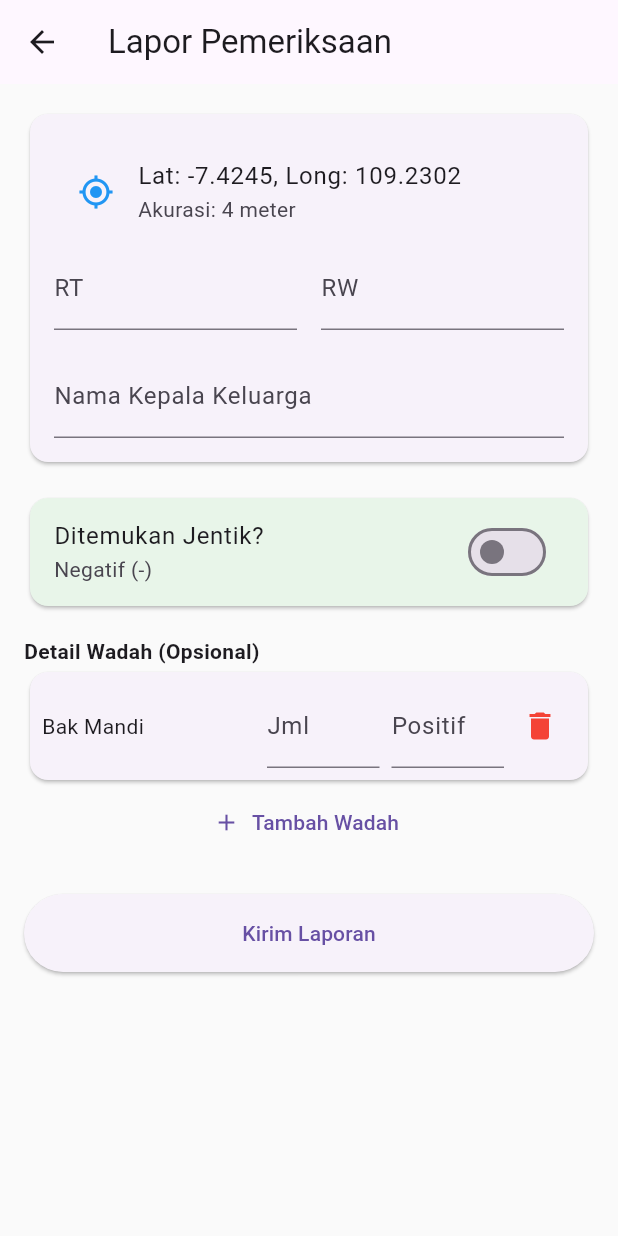
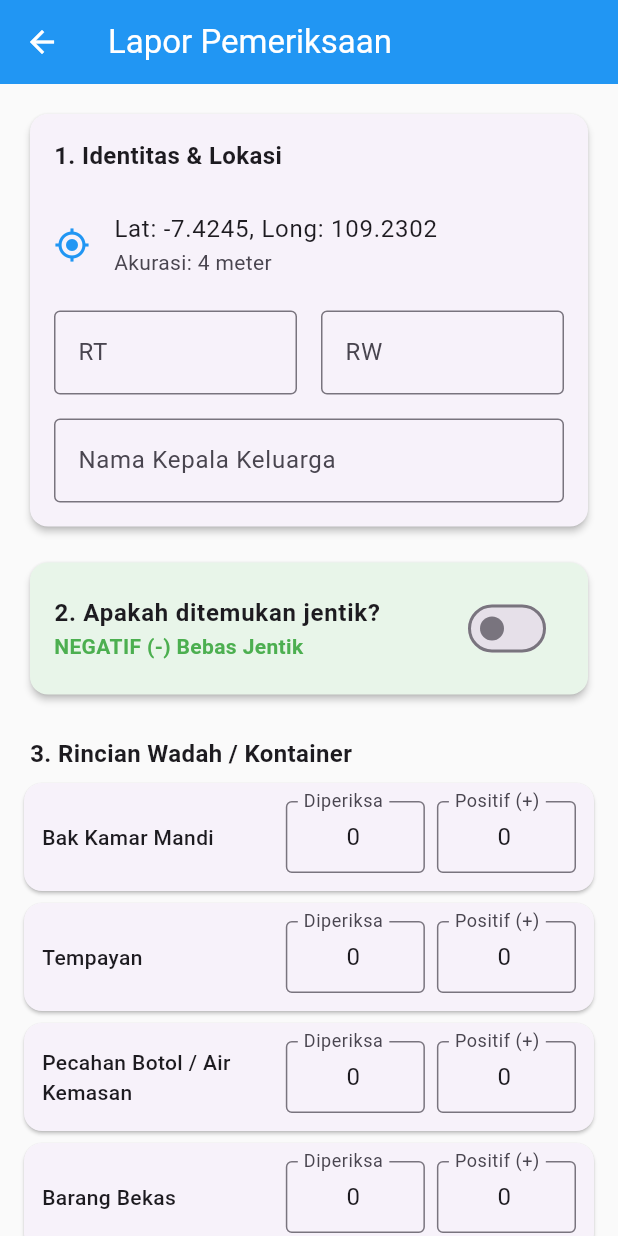
Before and after one commit to ipincamp/radar-jentik-app, a Flutter app: the EntryFormPage screen opened directly, on a phone screen of 412 x 824 dp. Run offline on Flutter 3.47's test engine with Material 3 defaults, Android fonts, the phone set to English and light mode, and no system bars; our stand-ins replace flutter_map, geolocator, image_picker, latlong2.

Commit message:
feat: Revamp EntryFormPage with structured layout, dynamic container handling, and submission functionality

```diff
--- a/lib/features/cadre/presentation/pages/entry_form_page.dart
+++ b/lib/features/cadre/presentation/pages/entry_form_page.dart
@@ -1,4 +1,17 @@
 import 'package:flutter/material.dart';
+
+// Model sederhana untuk mengelola *state* setiap wadah
+class ContainerItem {
+  final String name;
+  final TextEditingController inspectedCtrl;
+  final TextEditingController positiveCtrl;
+
+  ContainerItem(this.name)
+    // Nilai awal di-set '0' agar kader tidak perlu repot mengetik 0
+    // untuk wadah yang memang tidak ada di rumah tersebut.
+    : inspectedCtrl = TextEditingController(text: '0'),
+      positiveCtrl = TextEditingController(text: '0');
+}
 
 class EntryFormPage extends StatefulWidget {
   const EntryFormPage({Key? key}) : super(key: key);
@@ -8,48 +21,99 @@ class EntryFormPage extends StatefulWidget {
 }
 
 class _EntryFormPageState extends State<EntryFormPage> {
+  // Status Jentik Utama
   bool isPositive = false;
+
+  // Daftar statis parameter wadah sesuai formulir rekapitulasi PSN
+  final List<ContainerItem> containers = [
+    ContainerItem('Bak Kamar Mandi'),
+    ContainerItem('Tempayan'),
+    ContainerItem('Pecahan Botol / Air Kemasan'),
+    ContainerItem('Barang Bekas'),
+    ContainerItem('Kulkas / Dispenser'),
+    ContainerItem('Tandon Air'),
+    ContainerItem('Vas Bunga'),
+    ContainerItem('Pot Bunga'),
+    ContainerItem('Lain-lain'),
+  ];
+
+  @override
+  void dispose() {
+    // Pastikan untuk membersihkan controller saat halaman ditutup untuk mencegah memory leak
+    for (var c in containers) {
+      c.inspectedCtrl.dispose();
+      c.positiveCtrl.dispose();
+    }
+    super.dispose();
+  }
 
   @override
   Widget build(BuildContext context) {
     return Scaffold(
-      appBar: AppBar(title: const Text('Lapor Pemeriksaan')),
-      body: ListView(
+      appBar: AppBar(
+        title: const Text('Lapor Pemeriksaan'),
+        backgroundColor: Colors.blue,
+        foregroundColor: Colors.white,
+      ),
+      body: Form(
+        child: ListView(
           padding: const EdgeInsets.all(16.0),
           children: [
-          // Section 1: Lokasi
-          const Card(
+            // ==========================================
+            // BAGIAN 1: IDENTITAS & LOKASI
+            // ==========================================
+            Card(
+              elevation: 2,
               child: Padding(
-              padding: EdgeInsets.all(16.0),
+                padding: const EdgeInsets.all(16.0),
                 child: Column(
+                  crossAxisAlignment: CrossAxisAlignment.start,
                   children: [
-                  ListTile(
+                    const Text(
+                      '1. Identitas & Lokasi',
+                      style: TextStyle(
+                        fontWeight: FontWeight.bold,
+                        fontSize: 16,
+                      ),
+                    ),
+                    const SizedBox(height: 12),
+                    const ListTile(
+                      contentPadding: EdgeInsets.zero,
                       leading: Icon(Icons.gps_fixed, color: Colors.blue),
-                    title: Text(
-                      'Lat: -7.4245, Long: 109.2302',
-                    ), // Dummy GPS Purwokerto
+                      title: Text('Lat: -7.4245, Long: 109.2302'), // Dummy GPS
                       subtitle: Text('Akurasi: 4 meter'),
                     ),
+                    const SizedBox(height: 8),
                     Row(
                       children: [
                         Expanded(
-                        child: TextField(
-                          decoration: InputDecoration(labelText: 'RT'),
+                          child: TextFormField(
+                            decoration: const InputDecoration(
+                              labelText: 'RT',
+                              border: OutlineInputBorder(),
+                            ),
+                            keyboardType: TextInputType.number,
                           ),
                         ),
-                      SizedBox(width: 16),
+                        const SizedBox(width: 16),
                         Expanded(
-                        child: TextField(
-                          decoration: InputDecoration(labelText: 'RW'),
+                          child: TextFormField(
+                            decoration: const InputDecoration(
+                              labelText: 'RW',
+                              border: OutlineInputBorder(),
+                            ),
+                            keyboardType: TextInputType.number,
                           ),
                         ),
                       ],
                     ),
-                  SizedBox(height: 16),
-                  TextField(
-                    decoration: InputDecoration(
+                    const SizedBox(height: 16),
+                    TextFormField(
+                      decoration: const InputDecoration(
                         labelText: 'Nama Kepala Keluarga',
+                        border: OutlineInputBorder(),
                       ),
+                      textCapitalization: TextCapitalization.words,
                     ),
                   ],
                 ),
@@ -57,65 +121,138 @@ class _EntryFormPageState extends State<EntryFormPage> {
             ),
             const SizedBox(height: 16),
 
-          // Section 2: Status Utama (Z value IDW)
+            // ==========================================
+            // BAGIAN 2: STATUS JENTIK UTAMA (NILAI Z)
+            // ==========================================
             Card(
+              elevation: 2,
               color: isPositive ? Colors.red.shade50 : Colors.green.shade50,
+              child: Padding(
+                padding: const EdgeInsets.symmetric(vertical: 8.0),
                 child: SwitchListTile(
-              title: const Text('Ditemukan Jentik?'),
-              subtitle: Text(isPositive ? 'Positif (+)' : 'Negatif (-)'),
+                  title: const Text(
+                    '2. Apakah ditemukan jentik?',
+                    style: TextStyle(fontWeight: FontWeight.bold),
+                  ),
+                  subtitle: Text(
+                    isPositive
+                        ? 'POSITIF (+) Terdapat Jentik'
+                        : 'NEGATIF (-) Bebas Jentik',
+                    style: TextStyle(
+                      color: isPositive ? Colors.red : Colors.green,
+                      fontWeight: FontWeight.bold,
+                    ),
+                  ),
                   value: isPositive,
+                  activeColor: Colors.red,
                   onChanged: (val) => setState(() => isPositive = val),
+                ),
               ),
             ),
             const SizedBox(height: 16),
 
-          // Section 3: Detail Wadah
-          const Text(
-            'Detail Wadah (Opsional)',
-            style: TextStyle(fontWeight: FontWeight.bold),
+            // ==========================================
+            // BAGIAN 3: RINCIAN WADAH
+            // ==========================================
+            const Padding(
+              padding: EdgeInsets.symmetric(horizontal: 4.0, vertical: 8.0),
+              child: Text(
+                '3. Rincian Wadah / Kontainer',
+                style: TextStyle(fontWeight: FontWeight.bold, fontSize: 16),
               ),
-          // Dummy UI untuk 1 item wadah
-          Card(
+            ),
+
+            // Generate List UI Wadah secara otomatis
+            ...containers.map((container) {
+              return Card(
+                margin: const EdgeInsets.only(bottom: 8.0),
                 child: Padding(
-              padding: const EdgeInsets.all(8.0),
+                  padding: const EdgeInsets.all(12.0),
                   child: Row(
                     children: [
-                  const Expanded(
-                    flex: 2,
-                    child: Text('Bak Mandi'), // Dropdown in real app
-                  ),
+                      // Nama Wadah (Memakan ruang lebih besar)
                       Expanded(
-                    child: TextFormField(
-                      decoration: const InputDecoration(labelText: 'Jml'),
+                        flex: 5,
+                        child: Text(
+                          container.name,
+                          style: const TextStyle(fontWeight: FontWeight.w500),
                         ),
                       ),
                       const SizedBox(width: 8),
+                      // Input Jumlah Diperiksa (Jml)
                       Expanded(
+                        flex: 3,
                         child: TextFormField(
-                      decoration: const InputDecoration(labelText: 'Positif'),
+                          controller: container.inspectedCtrl,
+                          keyboardType: TextInputType.number,
+                          textAlign: TextAlign.center,
+                          decoration: const InputDecoration(
+                            labelText: 'Diperiksa',
+                            isDense: true,
+                            border: OutlineInputBorder(),
+                            contentPadding: EdgeInsets.symmetric(
+                              vertical: 12,
+                              horizontal: 8,
                             ),
                           ),
-                  IconButton(
-                    icon: const Icon(Icons.delete, color: Colors.red),
-                    onPressed: () {},
+                        ),
+                      ),
+                      const SizedBox(width: 8),
+                      // Input Jumlah Positif Jentik (+)
+                      Expanded(
+                        flex: 3,
+                        child: TextFormField(
+                          controller: container.positiveCtrl,
+                          keyboardType: TextInputType.number,
+                          textAlign: TextAlign.center,
+                          decoration: const InputDecoration(
+                            labelText: 'Positif (+)',
+                            isDense: true,
+                            border: OutlineInputBorder(),
+                            contentPadding: EdgeInsets.symmetric(
+                              vertical: 12,
+                              horizontal: 8,
+                            ),
+                          ),
+                        ),
                       ),
                     ],
                   ),
                 ),
+              );
+            }).toList(),
+
+            const SizedBox(height: 32),
+
+            // TOMBOL KIRIM
+            ElevatedButton(
+              style: ElevatedButton.styleFrom(
+                backgroundColor: Colors.blue,
+                foregroundColor: Colors.white,
+                padding: const EdgeInsets.symmetric(vertical: 16),
+                shape: RoundedRectangleBorder(
+                  borderRadius: BorderRadius.circular(8),
                 ),
-          TextButton.icon(
-            onPressed: () {},
-            icon: const Icon(Icons.add),
-            label: const Text('Tambah Wadah'),
               ),
+              onPressed: () {
+                // Di sini Anda bisa mengambil nilai dari controllers nanti, misalnya:
+                // String nilaiKamarMandi = containers[0].inspectedCtrl.text;
 
-          const SizedBox(height: 24),
-          ElevatedButton(
-            style: ElevatedButton.styleFrom(padding: const EdgeInsets.all(16)),
-            onPressed: () {},
-            child: const Text('Kirim Laporan'),
+                ScaffoldMessenger.of(context).showSnackBar(
+                  const SnackBar(
+                    content: Text('Laporan berhasil dikirim ke Puskesmas!'),
                   ),
+                );
+                Navigator.pop(context); // Kembali ke dashboard
+              },
+              child: const Text(
+                'KIRIM LAPORAN',
+                style: TextStyle(fontSize: 16, fontWeight: FontWeight.bold),
+              ),
+            ),
+            const SizedBox(height: 32),
           ],
+        ),
       ),
     );
   }
```
Lines whose indentation alone changed are shown as unchanged.
